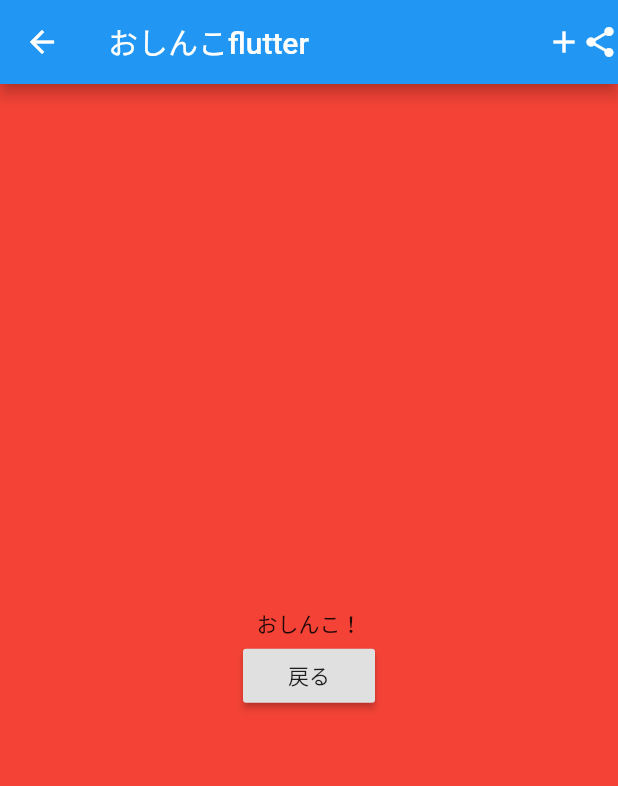
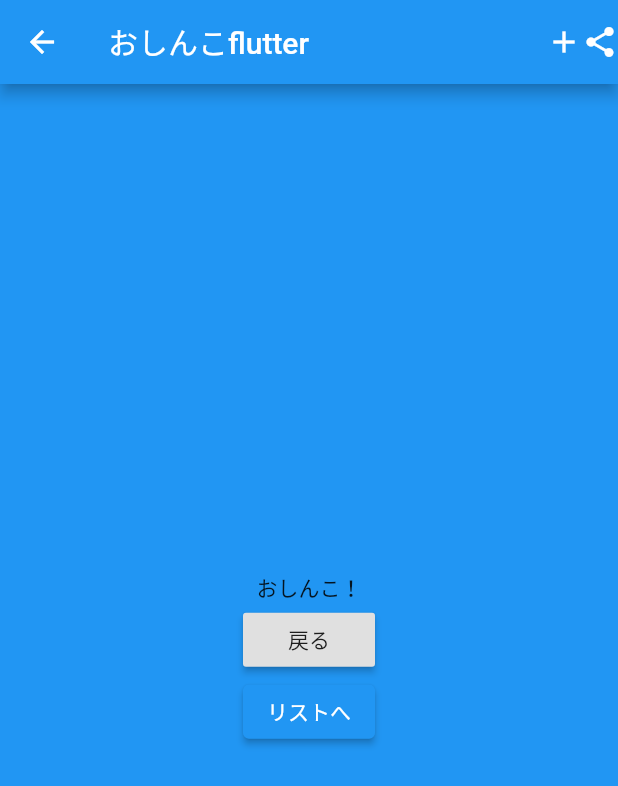
Before and after one commit to oshinkoshinko/myapp, a Flutter app: the NextPage screen opened directly, on a phone screen of 412 x 824 dp. Shown: the top 786 px of the screen. Run offline on Flutter 3.47's test engine with Material 2 defaults, Android fonts, the phone set to English and light mode, and no system bars.

Commit message:
Add List.dart file and Use list

```diff
--- a/lib/next_page.dart
+++ b/lib/next_page.dart
@@ -1,5 +1,6 @@
 import 'package:flutter/cupertino.dart';
 import 'package:flutter/material.dart';
+import 'package:flutter_app/list.dart';
 
 class NextPage extends StatelessWidget {
 
@@ -18,12 +19,14 @@ class NextPage extends StatelessWidget {
 
       //option + EnterでCenterを付けたり、削除できる
       body: Container(
-        color: Colors.red,
+        color: Colors.blue,
+
         child: Column(
           mainAxisAlignment: MainAxisAlignment.center,
           children: <Widget>[
             //前ページのtextが渡されている
             Text(name),
+
             Center(
 
               child: RaisedButton(
@@ -37,6 +40,15 @@ class NextPage extends StatelessWidget {
                 },
               ),
             ),
+            Center(
+              child: ElevatedButton(
+                child: Text('リストへ'),
+                onPressed: () {
+                  Navigator.push(context, MaterialPageRoute(builder: (context) => ListPage()),
+                  );
+                },
+              ),
+            )
           ],
         ),
       ),
```
Also changed, not shown: lib/list.dart (added, +29 -0 lines).
